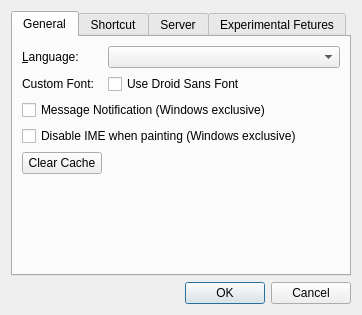
Above: src/painttyDesktop/widgets/configuredialog.ui from liuyanghejerry/painttyWidgetLegacy before the change. Below: the same form after it.
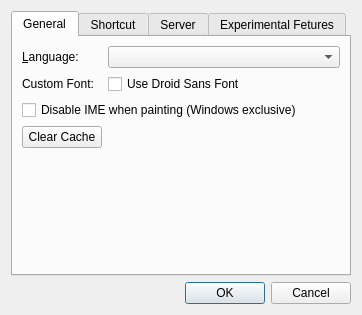
That is the form after the change.

The edit to the form file:
```diff
--- a/src/painttyDesktop/widgets/configuredialog.ui
+++ b/src/painttyDesktop/widgets/configuredialog.ui
@@ -51,13 +51,6 @@
          </property>
         </widget>
        </item>
-       <item row="2" column="0" colspan="2">
-        <widget class="QCheckBox" name="msg_notify_checkbox">
-         <property name="text">
-          <string>Message Notification (Windows exclusive)</string>
-         </property>
-        </widget>
-       </item>
        <item row="3" column="0" colspan="2">
         <widget class="QCheckBox" name="auto_disable_ime_checkbox">
          <property name="text">
```
